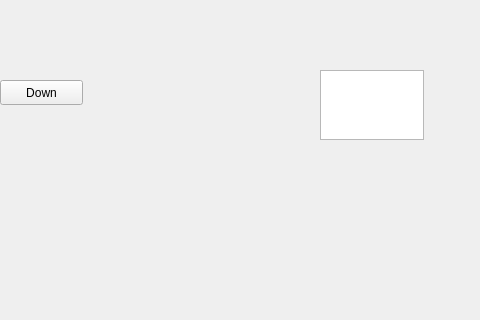
Kaibbage/Elevator-Simulation, file mainwindow.ui: the form before one commit; both pictures show x 320 to 800 and y 0 to 320 of the 800 by 600 pixel window.
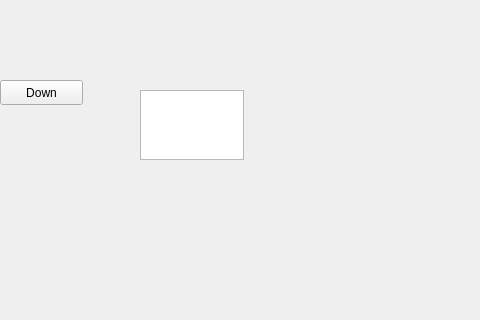
The form after the commit.

The edit to the form file:
```diff
--- a/mainwindow.ui
+++ b/mainwindow.ui
@@ -17,8 +17,8 @@
    <widget class="QPlainTextEdit" name="plainTextEdit">
     <property name="geometry">
      <rect>
-      <x>640</x>
-      <y>70</y>
+      <x>460</x>
+      <y>90</y>
       <width>104</width>
       <height>70</height>
      </rect>
```
